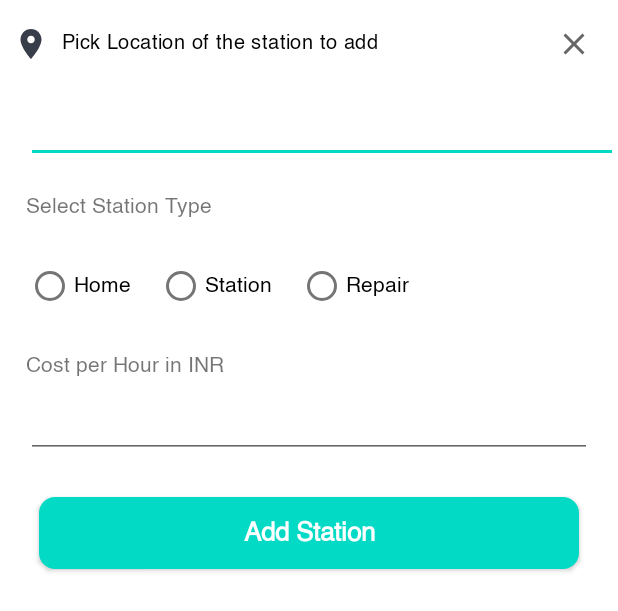
After one commit to DeeAndroid/NammaEv, an Android app: the layout item_add_station.xml on its own in the app's theme, with its tools: preview values and no code run, on a phone screen of 412 x 824 dp. The commit adds this screen. Shown: the top 611 px of the screen. Run offline under Robolectric (Android 15) with nearby library versions, the phone set to English and light mode, and no system bars.

Commit message:
chore: add station screen added

```diff
--- a/app/src/main/java/com/nammaev/ui/view/home/HomeFragment.kt
+++ b/app/src/main/java/com/nammaev/ui/view/home/HomeFragment.kt
@@ -13,14 +13,13 @@ import android.view.LayoutInflater
 import android.view.View
 import android.view.ViewGroup
 import androidx.fragment.app.Fragment
-import androidx.lifecycle.LifecycleObserver
 import com.nammaev.data.viewmodel.EvViewModel
 import com.nammaev.databinding.FragmentHomeBinding
 import com.nammaev.di.utility.Resource
 import com.nammaev.ui.MainActivity
 import org.koin.androidx.viewmodel.ext.android.sharedViewModel
 
-class HomeFragment : Fragment(), LifecycleObserver {
+class HomeFragment : Fragment() {
 
     private val homeViewModel by sharedViewModel<EvViewModel>()
     private var binding: FragmentHomeBinding? = null
--- /dev/null
+++ b/app/src/main/res/drawable/ic_outline_close_24.xml
@@ -0,0 +1,10 @@
+<vector xmlns:android="http://schemas.android.com/apk/res/android"
+    android:width="24dp"
+    android:height="24dp"
+    android:viewportWidth="24"
+    android:viewportHeight="24"
+    android:tint="?attr/colorControlNormal">
+  <path
+      android:fillColor="@android:color/white"
+      android:pathData="M19,6.41L17.59,5 12,10.59 6.41,5 5,6.41 10.59,12 5,17.59 6.41,19 12,13.41 17.59,19 19,17.59 13.41,12 19,6.41z"/>
+</vector>
--- /dev/null
+++ b/app/src/main/res/layout/item_add_station.xml
@@ -0,0 +1,128 @@
+<?xml version="1.0" encoding="utf-8"?>
+<androidx.constraintlayout.widget.ConstraintLayout xmlns:android="http://schemas.android.com/apk/res/android"
+    xmlns:app="http://schemas.android.com/apk/res-auto"
+    android:layout_width="match_parent"
+    android:layout_height="wrap_content"
+    android:background="@color/white">
+
+    <androidx.appcompat.widget.AppCompatImageView
+        android:id="@+id/close"
+        android:layout_width="wrap_content"
+        android:layout_height="wrap_content"
+        android:layout_marginTop="@dimen/_16sdp"
+        android:layout_marginEnd="@dimen/_16sdp"
+        android:src="@drawable/ic_outline_close_24"
+        app:layout_constraintEnd_toEndOf="parent"
+        app:layout_constraintTop_toTopOf="parent" />
+
+
+    <androidx.appcompat.widget.AppCompatTextView
+        android:id="@+id/header"
+        android:layout_width="wrap_content"
+        android:layout_height="wrap_content"
+        android:layout_marginStart="@dimen/_8sdp"
+        android:drawableStart="@drawable/ic_location"
+        android:drawablePadding="@dimen/_8sdp"
+        android:letterSpacing="0.02"
+        android:text="@string/label_pick_location"
+        android:textColor="@color/black"
+        android:textSize="@dimen/_12ssp"
+        android:textStyle="normal"
+        app:layout_constraintBottom_toBottomOf="@id/close"
+        app:layout_constraintStart_toStartOf="parent"
+        app:layout_constraintTop_toTopOf="@id/close" />
+
+    <androidx.appcompat.widget.AppCompatEditText
+        android:id="@+id/etAddress"
+        android:layout_width="match_parent"
+        android:layout_height="wrap_content"
+        android:layout_marginStart="@dimen/_16sdp"
+        android:layout_marginTop="@dimen/_16sdp"
+        app:layout_constraintTop_toBottomOf="@+id/header" />
+
+
+    <TextView
+        android:id="@+id/tvTitle"
+        android:layout_width="match_parent"
+        android:layout_height="wrap_content"
+        android:layout_marginStart="@dimen/_16sdp"
+        android:layout_marginTop="@dimen/_16sdp"
+        android:text="@string/label_station_type"
+        app:layout_constraintTop_toBottomOf="@+id/etAddress" />
+
+
+    <RadioGroup
+        android:id="@+id/radioGroup"
+        android:layout_width="match_parent"
+        android:layout_height="wrap_content"
+        android:layout_marginStart="@dimen/_16sdp"
+        android:layout_marginTop="@dimen/_16sdp"
+        android:orientation="horizontal"
+        app:layout_constraintTop_toBottomOf="@+id/tvTitle">
+
+        <RadioButton
+            android:id="@+id/rbHome"
+            android:layout_width="wrap_content"
+            android:layout_height="wrap_content"
+            android:text="@string/label_home" />
+
+        <RadioButton
+            android:id="@+id/rbStation"
+            android:layout_width="wrap_content"
+            android:layout_height="wrap_content"
+            android:layout_marginStart="@dimen/_16sdp"
+            android:text="@string/label_station" />
+
+        <RadioButton
+            android:id="@+id/rbRepair"
+            android:layout_width="wrap_content"
+            android:layout_height="wrap_content"
+            android:layout_marginStart="@dimen/_16sdp"
+            android:text="@string/label_repair" />
+
+    </RadioGroup>
+
+    <androidx.constraintlayout.widget.Group
+        android:layout_width="wrap_content"
+        android:id="@+id/group"
+        app:constraint_referenced_ids="tvTitlePrice, etPrice"
+        android:layout_height="wrap_content"/>
+
+    <androidx.appcompat.widget.AppCompatTextView
+        android:id="@+id/tvTitlePrice"
+        android:layout_width="match_parent"
+        android:layout_height="wrap_content"
+        android:layout_marginStart="@dimen/_16sdp"
+        android:layout_marginTop="@dimen/_16sdp"
+        android:text="@string/label_cost_per_hour_in_inr"
+        app:layout_constraintTop_toBottomOf="@+id/radioGroup" />
+
+    <androidx.appcompat.widget.AppCompatEditText
+        android:id="@+id/etPrice"
+        android:layout_width="match_parent"
+        android:layout_height="wrap_content"
+        android:layout_marginHorizontal="@dimen/_16sdp"
+        android:inputType="number"
+        app:layout_constraintTop_toBottomOf="@id/tvTitlePrice" />
+
+    <androidx.appcompat.widget.AppCompatButton
+        android:layout_width="match_parent"
+        android:layout_height="wrap_content"
+        android:layout_marginStart="@dimen/_24sdp"
+        android:layout_marginTop="@dimen/_24sdp"
+        android:layout_marginEnd="@dimen/_24sdp"
+        android:background="@drawable/round_white_bg"
+        android:backgroundTint="@color/teal_200"
+        android:text="@string/action_add_station"
+        android:textAllCaps="false"
+        android:textColor="@color/white"
+        android:textSize="@dimen/_16ssp"
+        android:textStyle="bold"
+        app:layout_constraintEnd_toEndOf="parent"
+        app:layout_constraintStart_toStartOf="parent"
+        app:layout_constraintBottom_toBottomOf="parent"
+        android:layout_marginBottom="@dimen/_16sdp"
+        app:layout_constraintTop_toBottomOf="@+id/etPrice" />
+
+
+</androidx.constraintlayout.widget.ConstraintLayout>
--- a/app/src/main/res/values/strings.xml
+++ b/app/src/main/res/values/strings.xml
@@ -14,4 +14,10 @@
     <string name="label_last_charged_to">Last Charged to</string>
     <string name="label_distance_travelled">Distance travelled</string>
     <string name="label_since_last_charge">Since last charge</string>
+    <string name="label_pick_location">Pick Location of the station to add</string>
+    <string name="label_station">Station</string>
+    <string name="label_repair">Repair</string>
+    <string name="action_add_station">Add Station</string>
+    <string name="label_cost_per_hour_in_inr">Cost per Hour in INR</string>
+    <string name="label_station_type">Select Station Type</string>
 </resources>
```
Also changed, not shown: app/src/main/java/com/nammaev/ui/view/nearby/AddStationDialogFragment.kt (added, +60 -0 lines), app/src/main/java/com/nammaev/ui/view/nearby/LocationFragment.kt (+59 -8 lines), app/src/main/res/drawable/primary_btn_light.xml (added, +11 -0 lines), app/src/main/res/layout/fragment_add_station_dialog.xml (added, +14 -0 lines), app/src/main/res/layout/fragment_location.xml (+29 -9 lines), app/src/main/res/drawable/ic_oil.png (added).
